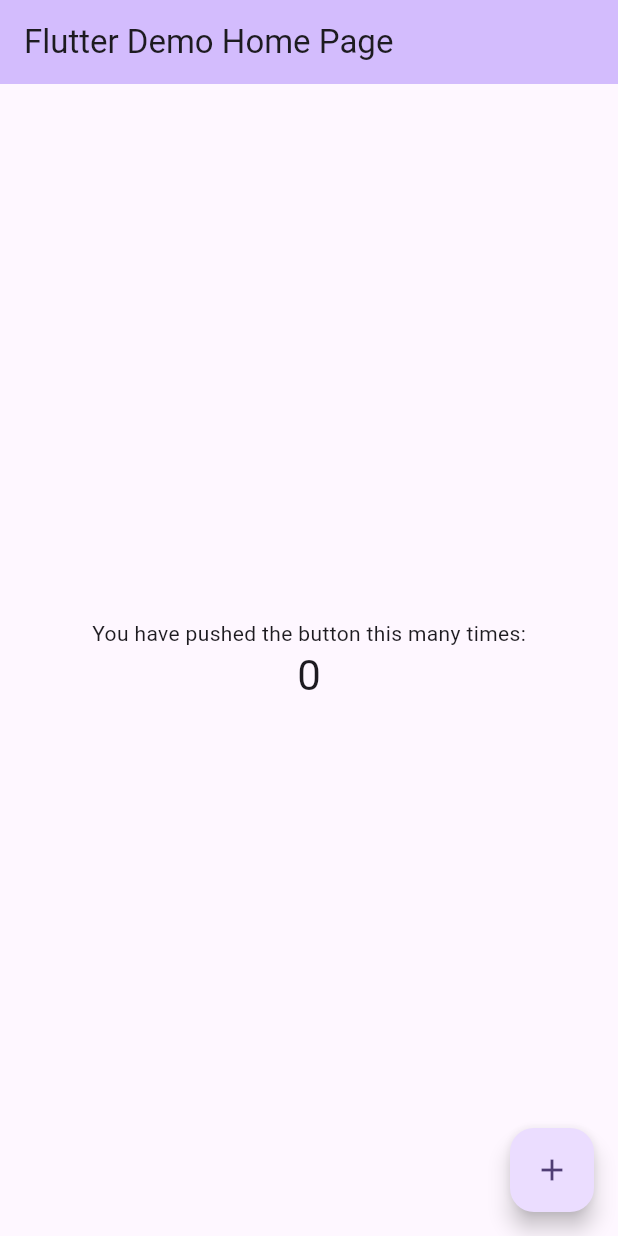
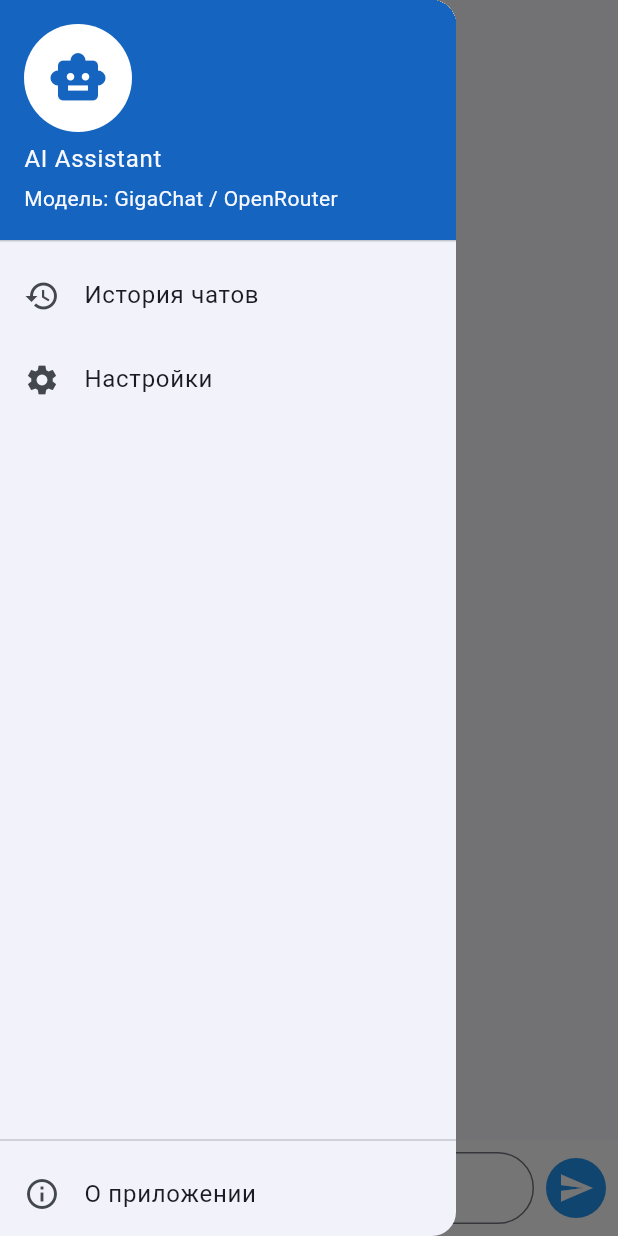
Before and after one commit to Alexandr206/AI-chat, a Flutter app: the screen it shows after launch, with the side drawer open (before the commit the screen has no drawer), on a phone screen of 412 x 824 dp. Run offline on Flutter 3.47's test engine with Material 3 defaults, Android fonts, the phone set to English and light mode, and no system bars.

Commit message:
Заглушка

```diff
--- a/asistant_ai/lib/main.dart
+++ b/asistant_ai/lib/main.dart
@@ -1,4 +1,5 @@
 import 'package:flutter/material.dart';
+import 'screens/chat_screen.dart';
 
 void main() {
   runApp(const MyApp());
@@ -7,116 +8,16 @@ void main() {
 class MyApp extends StatelessWidget {
   const MyApp({super.key});
 
-  // This widget is the root of your application.
   @override
   Widget build(BuildContext context) {
     return MaterialApp(
-      title: 'Flutter Demo',
+      title: 'AI Agent Chat',
+      debugShowCheckedModeBanner: false,
       theme: ThemeData(
-        // This is the theme of your application.
-        //
-        // TRY THIS: Try running your application with "flutter run". You'll see
-        // the application has a purple toolbar. Then, without quitting the app,
-        // try changing the seedColor in the colorScheme below to Colors.green
-        // and then invoke "hot reload" (save your changes or press the "hot
-        // reload" button in a Flutter-supported IDE, or press "r" if you used
-        // the command line to start the app).
-        //
-        // Notice that the counter didn't reset back to zero; the application
-        // state is not lost during the reload. To reset the state, use hot
-        // restart instead.
-        //
-        // This works for code too, not just values: Most code changes can be
-        // tested with just a hot reload.
-        colorScheme: ColorScheme.fromSeed(seedColor: Colors.deepPurple),
+        colorScheme: ColorScheme.fromSeed(seedColor: Colors.blue),
+        useMaterial3: true,
       ),
-      home: const MyHomePage(title: 'Flutter Demo Home Page'),
+      home: const ChatScreen(),
     );
   }
 }
-
-class MyHomePage extends StatefulWidget {
-  const MyHomePage({super.key, required this.title});
-
-  // This widget is the home page of your application. It is stateful, meaning
-  // that it has a State object (defined below) that contains fields that affect
-  // how it looks.
-
-  // This class is the configuration for the state. It holds the values (in this
-  // case the title) provided by the parent (in this case the App widget) and
-  // used by the build method of the State. Fields in a Widget subclass are
-  // always marked "final".
-
-  final String title;
-
-  @override
-  State<MyHomePage> createState() => _MyHomePageState();
-}
-
-class _MyHomePageState extends State<MyHomePage> {
-  int _counter = 0;
-
-  void _incrementCounter() {
-    setState(() {
-      // This call to setState tells the Flutter framework that something has
-      // changed in this State, which causes it to rerun the build method below
-      // so that the display can reflect the updated values. If we changed
-      // _counter without calling setState(), then the build method would not be
-      // called again, and so nothing would appear to happen.
-      _counter++;
-    });
-  }
-
-  @override
-  Widget build(BuildContext context) {
-    // This method is rerun every time setState is called, for instance as done
-    // by the _incrementCounter method above.
-    //
-    // The Flutter framework has been optimized to make rerunning build methods
-    // fast, so that you can just rebuild anything that needs updating rather
-    // than having to individually change instances of widgets.
-    return Scaffold(
-      appBar: AppBar(
-        // TRY THIS: Try changing the color here to a specific color (to
-        // Colors.amber, perhaps?) and trigger a hot reload to see the AppBar
-        // change color while the other colors stay the same.
-        backgroundColor: Theme.of(context).colorScheme.inversePrimary,
-        // Here we take the value from the MyHomePage object that was created by
-        // the App.build method, and use it to set our appbar title.
-        title: Text(widget.title),
-      ),
-      body: Center(
-        // Center is a layout widget. It takes a single child and positions it
-        // in the middle of the parent.
-        child: Column(
-          // Column is also a layout widget. It takes a list of children and
-          // arranges them vertically. By default, it sizes itself to fit its
-          // children horizontally, and tries to be as tall as its parent.
-          //
-          // Column has various properties to control how it sizes itself and
-          // how it positions its children. Here we use mainAxisAlignment to
-          // center the children vertically; the main axis here is the vertical
-          // axis because Columns are vertical (the cross axis would be
-          // horizontal).
-          //
-          // TRY THIS: Invoke "debug painting" (choose the "Toggle Debug Paint"
-          // action in the IDE, or press "p" in the console), to see the
-          // wireframe for each widget.
-          mainAxisAlignment: MainAxisAlignment.center,
-          children: <Widget>[
-            const Text('You have pushed the button this many times:'),
-            Text(
-              '$_counter',
-              style: Theme.of(context).textTheme.headlineMedium,
-            ),
-          ],
-        ),
-      ),
-      floatingActionButton: FloatingActionButton(
-        onPressed: _incrementCounter,
-        tooltip: 'Increment',
-        child: const Icon(Icons.add),
-      ), // This trailing comma makes auto-formatting nicer for build methods.
-    );
-  }
-}
--- /dev/null
+++ b/asistant_ai/lib/models/chat_message.dart
@@ -0,0 +1,11 @@
+class ChatMessage {
+  final String text;
+  final bool isUser; // true если от пользователя, false если от ИИ
+  final DateTime timestamp;
+
+  ChatMessage({
+    required this.text,
+    required this.isUser,
+    required this.timestamp,
+  });
+}
--- /dev/null
+++ b/asistant_ai/lib/screens/chat_screen.dart
@@ -0,0 +1,81 @@
+import 'package:flutter/material.dart';
+import '../models/chat_message.dart';
+import '../widgets/app_drawer.dart';
+import '../widgets/chat_input.dart';
+import '../widgets/message_bubble.dart';
+
+class ChatScreen extends StatefulWidget {
+  const ChatScreen({super.key});
+
+  @override
+  State<ChatScreen> createState() => _ChatScreenState();
+}
+
+class _ChatScreenState extends State<ChatScreen> {
+  final List<ChatMessage> _messages = [];
+  bool _isAiTyping = false; // Состояние "ИИ печатает"
+
+  // Функция добавления сообщения
+  void _addMessage(String text, bool isUser) {
+    setState(() {
+      _messages.insert(0, ChatMessage( // Добавляем в начало списка
+        text: text,
+        isUser: isUser,
+        timestamp: DateTime.now(),
+      ));
+    });
+  }
+
+  // Обработка отправки сообщения пользователем
+  void _handleSubmitted(String text) async {
+    _addMessage(text, true); // 1. Показываем сообщение юзера
+
+    setState(() {
+      _isAiTyping = true;
+    });
+
+    // TODO: Здесь будет вызов API (LangChain / GigaChat / OpenRouter)
+    // Пока имитируем задержку сети
+    await Future.delayed(const Duration(seconds: 1));
+
+    _addMessage("Это заглушка ответа ИИ. Здесь будет подключен GigaChat или OpenRouter.", false);
+
+    setState(() {
+      _isAiTyping = false;
+    });
+  }
+
+  @override
+  Widget build(BuildContext context) {
+    return Scaffold(
+      appBar: AppBar(
+        title: const Text("AI Чат"),
+        centerTitle: true,
+      ),
+      drawer: const AppDrawer(), // Наша боковая панель
+      body: Column(
+        children: [
+          Expanded(
+            child: ListView.builder(
+              reverse: true, // Список снизу вверх (как в мессенджерах)
+              padding: const EdgeInsets.all(8.0),
+              itemCount: _messages.length,
+              itemBuilder: (context, index) {
+                return MessageBubble(message: _messages[index]);
+              },
+            ),
+          ),
+          if (_isAiTyping)
+            const Padding(
+              padding: EdgeInsets.all(8.0),
+              child: LinearProgressIndicator(), // Индикатор загрузки ответа
+            ),
+          ChatInput(
+            onSendMessage: _handleSubmitted,
+            isTyping: _isAiTyping,
+          ),
+        ],
+      ),
+    );
+  }
+}
--- /dev/null
+++ b/asistant_ai/lib/widgets/app_drawer.dart
@@ -0,0 +1,47 @@
+import 'package:flutter/material.dart';
+
+class AppDrawer extends StatelessWidget {
+  const AppDrawer({super.key});
+
+  @override
+  Widget build(BuildContext context) {
+    return Drawer(
+      child: Column(
+        children: [
+          UserAccountsDrawerHeader(
+            accountName: const Text("AI Assistant"),
+            accountEmail: const Text("Модель: GigaChat / OpenRouter"),
+            currentAccountPicture: CircleAvatar(
+              backgroundColor: Colors.white,
+              child: Icon(Icons.smart_toy, size: 40, color: Colors.blue.shade800),
+            ),
+            decoration: BoxDecoration(color: Colors.blue.shade800),
+          ),
+          ListTile(
+            leading: const Icon(Icons.history),
+            title: const Text('История чатов'),
+            onTap: () {
+              // TODO: Реализовать навигацию к истории
+              Navigator.pop(context);
+            },
+          ),
+          ListTile(
+            leading: const Icon(Icons.settings),
+            title: const Text('Настройки'),
+            onTap: () {
+              // TODO: Реализовать экран настроек (выбор API и т.д.)
+              Navigator.pop(context);
+            },
+          ),
+          const Spacer(),
+          const Divider(),
+          ListTile(
+            leading: const Icon(Icons.info_outline),
+            title: const Text('О приложении'),
+            onTap: () {},
+          ),
+        ],
+      ),
+    );
+  }
+}
--- /dev/null
+++ b/asistant_ai/lib/widgets/chat_input.dart
@@ -0,0 +1,61 @@
+import 'package:flutter/material.dart';
+
+class ChatInput extends StatefulWidget {
+  final Function(String) onSendMessage;
+  final bool isTyping; // Для блокировки ввода, пока ИИ думает
+
+  const ChatInput({
+    super.key,
+    required this.onSendMessage,
+    this.isTyping = false
+  });
+
+  @override
+  State<ChatInput> createState() => _ChatInputState();
+}
+
+class _ChatInputState extends State<ChatInput> {
+  final TextEditingController _controller = TextEditingController();
+
+  void _handleSend() {
+    if (_controller.text.trim().isEmpty) return;
+
+    widget.onSendMessage(_controller.text.trim());
+    _controller.clear();
+  }
+
+  @override
+  Widget build(BuildContext context) {
+    return Container(
+      padding: const EdgeInsets.symmetric(horizontal: 8.0, vertical: 8.0),
+      color: Colors.white,
+      child: Row(
+        children: [
+          Expanded(
+            child: TextField(
+              controller: _controller,
+              enabled: !widget.isTyping,
+              textCapitalization: TextCapitalization.sentences,
+              decoration: const InputDecoration(
+                hintText: 'Введите сообщение...',
+                border: OutlineInputBorder(
+                  borderRadius: BorderRadius.all(Radius.circular(25.0)),
+                ),
+                contentPadding: EdgeInsets.symmetric(horizontal: 20, vertical: 10),
+              ),
+              onSubmitted: (_) => _handleSend(),
+            ),
+          ),
+          const SizedBox(width: 8),
+          CircleAvatar(
+            backgroundColor: widget.isTyping ? Colors.grey : Colors.blue,
+            child: IconButton(
+              icon: const Icon(Icons.send, color: Colors.white),
+              onPressed: widget.isTyping ? null : _handleSend,
+            ),
+          ),
+        ],
+      ),
+    );
+  }
+}
```
Also changed, not shown: asistant_ai/lib/widgets/message_bubble.dart (added, +38 -0 lines).
